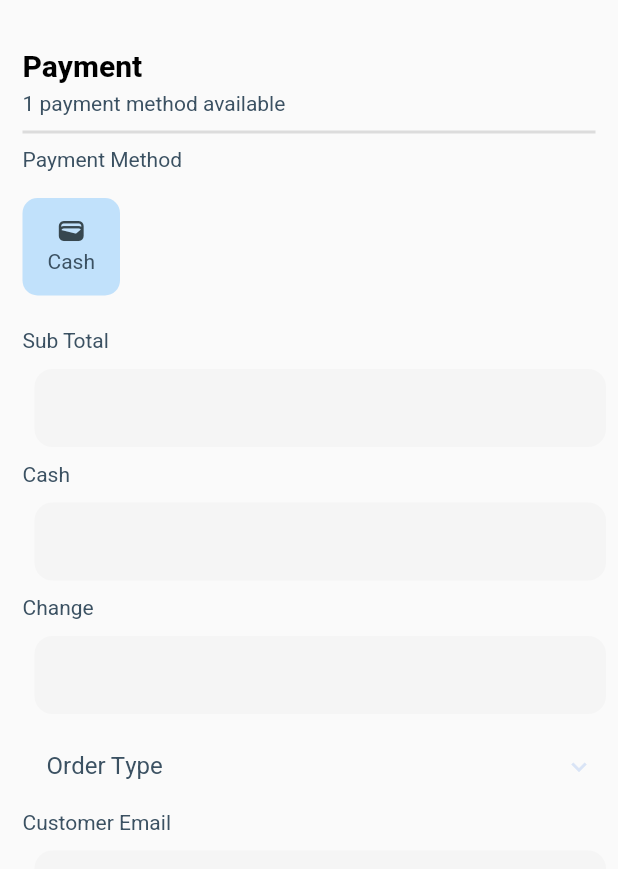
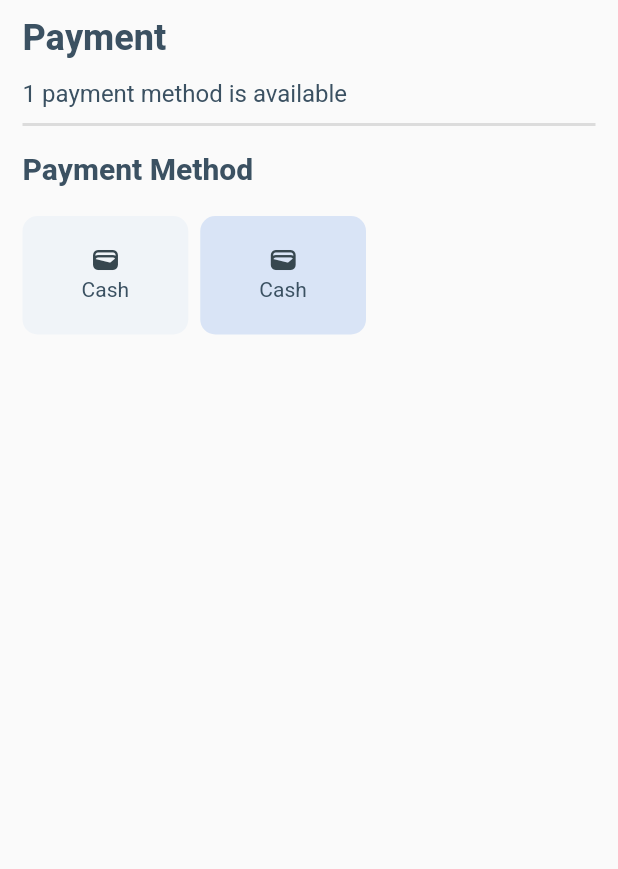
Before and after one commit to Liayuu/cashier-app, a Flutter app: the screen it shows after launch, on a phone screen of 412 x 824 dp. Shown: the top 869 px of the screen. Run offline on Flutter 3.47's test engine with Material 2 defaults, Android fonts, the phone set to English and light mode, and no system bars; our stand-ins replace badges, flutter_svg, get; generated files the repository leaves out were written again.

Commit message:
Belum selesai edit payment

```diff
--- a/lib/themes/color_pallete.dart
+++ b/lib/themes/color_pallete.dart
@@ -22,7 +22,8 @@ class Pallete {
   static const darkSecBackground = Color(0xFF1F1D2B);
   static const darkFormBackground = Color(0xFF2D303E);
   static const darkShadow = Color(0xFF333333);
-  static const darkunselectedColor = Color(0xFF261b09);
+  static const darkunselectedColor = Color(0XFF2a2d38);
+  static const darkSelectedColor = Color(0xFF555c67);
 
   //! Light Theme Color
   static const lightWhiteBg = Color(0xFFFAFAFA);
@@ -32,6 +33,7 @@ class Pallete {
   static const lightFormBackground = Color(0xFFd2cfc1);
   static const lightShadow = Color(0xFFC2C2C2);
   static const lightunselectedColor = Color(0xFFd9e4f6);
+  static const lightSelectedColor = Color(0xffd5d2c7);
 
   //! Text Color
   static const darkText = Color(0xFF3B5162);
--- a/lib/views/pages/dashboard/menu/components/menu_popup.dart
+++ b/lib/views/components/menu_popup.dart
@@ -1,12 +1,10 @@
 import 'package:flutter/material.dart';
-import 'package:flutter/src/widgets/framework.dart';
-import 'package:flutter/src/widgets/placeholder.dart';
 
-class MenuPopUp extends StatelessWidget {
+class CustomPopUp extends StatelessWidget {
   final double? width;
   final double? height;
   final Widget? child;
-  const MenuPopUp({super.key, this.width, this.height, this.child});
+  const CustomPopUp({super.key, this.width, this.height, this.child});
 
   @override
   Widget build(BuildContext context) {
--- a/lib/views/pages/payment/payment.dart
+++ b/lib/views/pages/payment/payment.dart
@@ -1,4 +1,5 @@
 import 'package:cashier_app/configs/language_config.dart';
+import 'package:cashier_app/themes/color_pallete.dart';
 import 'package:flutter/material.dart';
 import 'package:flutter/src/widgets/framework.dart';
 import 'package:flutter/src/widgets/placeholder.dart';
@@ -17,127 +18,159 @@ class _PaymentState extends State<Payment> {
   @override
   Widget build(BuildContext context) {
     return Scaffold(
-        body: Column(
+        body: SafeArea(
+      child: Column(
+        mainAxisAlignment: MainAxisAlignment.start,
         crossAxisAlignment: CrossAxisAlignment.start,
         children: [
-        const Padding(
-          padding: EdgeInsets.only(top: 30, left: 15, right: 15),
-          child: Text("Payment",
-              style: TextStyle(
-                  color: Colors.black,
-                  fontSize: 20,
-                  fontWeight: FontWeight.bold)),
+          Padding(
+            padding: const EdgeInsets.symmetric(horizontal: 15, vertical: 8),
+            child: Text(lang().payment.capitalizeFirst!, style: Get.textTheme.headlineSmall),
           ),
-        const Padding(
+          Padding(
             padding: EdgeInsets.symmetric(horizontal: 15),
-          child: Text("1 payment method available"),
+            child: Text(
+              lang().paymentMethodAvailability(1),
+              style: Get.textTheme.bodyLarge,
+            ),
           ),
           const Divider(
             thickness: 2,
             indent: 15,
             endIndent: 15,
           ),
-        const Padding(
-          padding: EdgeInsets.symmetric(horizontal: 15),
-          child: Text("Payment Method"),
+          Padding(
+            padding: EdgeInsets.symmetric(horizontal: 15, vertical: 8),
+            child: Text(lang().paymentMethod, style: Get.textTheme.titleLarge),
           ),
           SizedBox(
-          width: Get.width,
-          height: 80,
+            height: 95,
+            child: ListView.builder(
+              padding: const EdgeInsets.symmetric(horizontal: 15, vertical: 8),
+              itemCount: 2,
+              itemBuilder: (context, index) => AspectRatio(
+                aspectRatio: 1.5 / 1,
                 child: Padding(
-            padding: const EdgeInsets.only(top: 15, left: 15),
-            child: Row(
-              crossAxisAlignment: CrossAxisAlignment.start,
-              mainAxisAlignment: MainAxisAlignment.start,
-              mainAxisSize: MainAxisSize.max,
-              children: [
-                AspectRatio(
-                  aspectRatio: 1,
+                  padding: const EdgeInsets.only(right: 8),
                   child: Container(
+                    height: 50,
+                    decoration: BoxDecoration(
+                        borderRadius: BorderRadius.circular(10),
+                        color: index == 0 ? Get.theme.cardColor : Get.theme.unselectedWidgetColor),
                     child: Column(
+                      mainAxisAlignment: MainAxisAlignment.center,
                       crossAxisAlignment: CrossAxisAlignment.center,
-                      mainAxisAlignment: MainAxisAlignment.center,
                       children: [
                         Icon(Icons.wallet),
-                        Text("Cash"),
-                      ],
-                    ),
-                    decoration: BoxDecoration(
-                        borderRadius: BorderRadius.circular(10),
-                        color: Get.theme.primaryColorLight.withOpacity(0.90)),
-                  ),
-                )
-              ],
-            ),
-          ),
-        ),
-        Expanded(
-          child: ListView(
-            shrinkWrap: true,
-            children: [
-              Form(
-                key: _formKey,
-                child: SingleChildScrollView(
-                  child: Container(
-                    padding: EdgeInsets.only(top: 20, left: 15, bottom: 15),
-                    child: Column(
-                      children: [
-                        Row(
-                          crossAxisAlignment: CrossAxisAlignment.start,
-                          children: [
-                            Text("Sub Total"),
-                          ],
-                        ),
-                        Padding(
-                          padding: const EdgeInsets.all(8.0),
-                          child: TextFormField(),
-                        ),
-                        Row(
-                          crossAxisAlignment: CrossAxisAlignment.start,
-                          children: [
-                            Text("Cash"),
-                          ],
-                        ),
-                        Padding(
-                          padding: const EdgeInsets.all(8.0),
-                          child: TextFormField(),
-                        ),
-                        Row(
-                          crossAxisAlignment: CrossAxisAlignment.start,
-                          children: [
-                            Text("Change"),
-                          ],
-                        ),
-                        Padding(
-                          padding: const EdgeInsets.all(8.0),
-                          child: TextFormField(),
-                        ),
-                        ExpansionTile(
-                          children: const [
-                            ListTile(title: Text("Dine In")),
-                            ListTile(title: Text("Take away")),
-                          ],
-                          title: const Text("Order Type"),
-                        ),
-                        Row(
-                          crossAxisAlignment: CrossAxisAlignment.start,
-                          children: [
-                            Text("Customer Email"),
-                          ],
-                        ),
-                        Padding(
-                          padding: const EdgeInsets.all(8.0),
-                          child: TextFormField(),
-                        ),
+                        Text(lang().paymentType("CASH").capitalize!,
+                            style: Get.textTheme.bodyMedium),
                       ],
                     ),
                   ),
                 ),
               ),
+              shrinkWrap: true,
+              scrollDirection: Axis.horizontal,
+            ),
+          ),
+          // SizedBox(
+          //   width: Get.width,
+          //   height: 80,
+          //   child: Padding(
+          //     padding: const EdgeInsets.only(top: 15, left: 15),
+          //     child: Row(
+          //       crossAxisAlignment: CrossAxisAlignment.start,
+          //       mainAxisAlignment: MainAxisAlignment.start,
+          //       mainAxisSize: MainAxisSize.max,
+          //       children: [
+          //         AspectRatio(
+          //           aspectRatio: 1,
+          //           child: Container(
+          //             child: Column(
+          //               crossAxisAlignment: CrossAxisAlignment.center,
+          //               mainAxisAlignment: MainAxisAlignment.center,
+          //               children: [
+          //                 Icon(Icons.wallet),
+          //                 Text("Cash"),
+          //               ],
+          //             ),
+          //             decoration: BoxDecoration(
+          //                 borderRadius: BorderRadius.circular(10),
+          //                 color: Get.theme.primaryColorLight.withOpacity(0.90)),
+          //           ),
+          //         )
+          //       ],
+          //     ),
+          //   ),
+          // ),
+          // Expanded(
+          //   child: ListView(
+          //     shrinkWrap: true,
+          //     children: [
+          //       Form(
+          //         key: _formKey,
+          //         child: SingleChildScrollView(
+          //           child: Container(
+          //             padding: EdgeInsets.only(top: 20, left: 15, bottom: 15),
+          //             child: Column(
+          //               children: [
+          //                 Row(
+          //                   crossAxisAlignment: CrossAxisAlignment.start,
+          //                   children: [
+          //                     Text("Sub Total"),
+          //                   ],
+          //                 ),
+          //                 Padding(
+          //                   padding: const EdgeInsets.all(8.0),
+          //                   child: TextFormField(),
+          //                 ),
+          //                 Row(
+          //                   crossAxisAlignment: CrossAxisAlignment.start,
+          //                   children: [
+          //                     Text("Cash"),
+          //                   ],
+          //                 ),
+          //                 Padding(
+          //                   padding: const EdgeInsets.all(8.0),
+          //                   child: TextFormField(),
+          //                 ),
+          //                 Row(
+          //                   crossAxisAlignment: CrossAxisAlignment.start,
+          //                   children: [
+          //                     Text("Change"),
+          //                   ],
+          //                 ),
+          //                 Padding(
+          //                   padding: const EdgeInsets.all(8.0),
+          //                   child: TextFormField(),
+          //                 ),
+          //                 ExpansionTile(
+          //                   children: const [
+          //                     ListTile(title: Text("Dine In")),
+          //                     ListTile(title: Text("Take away")),
+          //                   ],
+          //                   title: const Text("Order Type"),
+          //                 ),
+          //                 Row(
+          //                   crossAxisAlignment: CrossAxisAlignment.start,
+          //                   children: [
+          //                     Text("Customer Email"),
+          //                   ],
+          //                 ),
+          //                 Padding(
+          //                   padding: const EdgeInsets.all(8.0),
+          //                   child: TextFormField(),
+          //                 ),
+          //               ],
+          //             ),
+          //           ),
+          //         ),
+          //       ),
+          //     ],
+          //   ),
+          // ),
         ],
       ),
-        ),
-      ],
     ));
   }
 }
```
Also changed, not shown: lib/languages/l10n/app_en.arb (+27 -1 lines), lib/languages/l10n/app_id.arb (+27 -1 lines), lib/views/pages/authentication/login_page.dart (+2 -31 lines), lib/views/pages/dashboard/menu/main_menu.dart (+35 -33 lines). Lines whose indentation alone changed are shown as unchanged.
